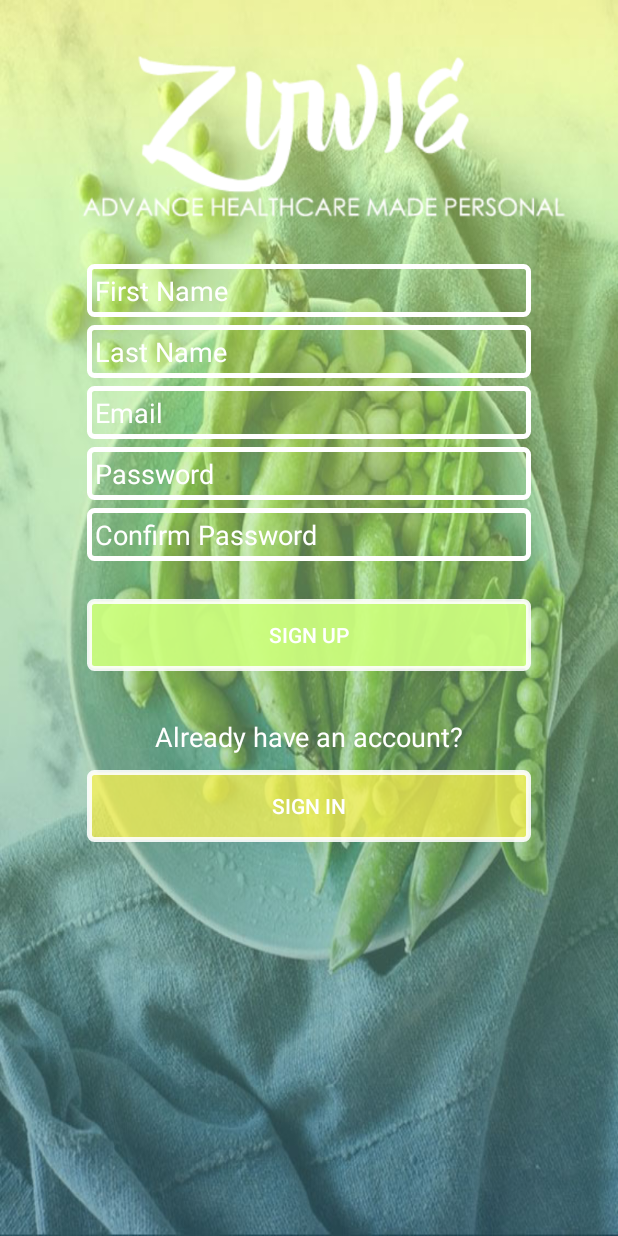
After one commit to jenadrianne/zywie, an Android app: the homeSignUp screen opened directly, with no data from a screen before it, on a phone screen of 412 x 824 dp. The commit adds this screen. Run offline under Robolectric (Android 15) with nearby library versions, the phone set to English and light mode, and no system bars.

Commit message:
front-end for home, signp and signin

```diff
--- a/app/src/main/AndroidManifest.xml
+++ b/app/src/main/AndroidManifest.xml
@@ -16,6 +16,9 @@
                 <category android:name="android.intent.category.LAUNCHER" />
             </intent-filter>
         </activity>
+        <activity android:name=".homeSignUp" />
+        <activity android:name=".homeSignIn" />
+        <activity android:name=".landingPage"></activity>
     </application>
 
 </manifest>
--- /dev/null
+++ b/app/src/main/java/com/zywie/android/zywie/homeSignUp.java
@@ -0,0 +1,13 @@
+package com.zywie.android.zywie;
+
+import android.support.v7.app.AppCompatActivity;
+import android.os.Bundle;
+
+public class homeSignUp extends AppCompatActivity {
+
+    @Override
+    protected void onCreate(Bundle savedInstanceState) {
+        super.onCreate(savedInstanceState);
+        setContentView(R.layout.activity_home_sign_up);
+    }
+}
--- /dev/null
+++ b/app/src/main/res/drawable/btn_green.xml
@@ -0,0 +1,10 @@
+<?xml version="1.0" encoding="utf-8"?>
+
+<shape xmlns:android="http://schemas.android.com/apk/res/android"
+    android:shape="rectangle">
+    <gradient android:startColor="#EBCDFF7F"
+        android:endColor="#EBCDFF7F"
+        android:angle="270" />
+    <corners android:radius="3dp" />
+    <stroke android:width="5px" android:color="#E3FFFFFF" />
+</shape>
--- /dev/null
+++ b/app/src/main/res/drawable/btn_primary.xml
@@ -0,0 +1,10 @@
+<?xml version="1.0" encoding="utf-8"?>
+
+<shape xmlns:android="http://schemas.android.com/apk/res/android"
+    android:shape="rectangle">
+    <gradient android:startColor="#B7FFF550"
+        android:endColor="#B7FFF550"
+        android:angle="270" />
+    <corners android:radius="3dp" />
+    <stroke android:width="5px" android:color="#E3FFFFFF" />
+</shape>
--- /dev/null
+++ b/app/src/main/res/drawable/btn_transparent.xml
@@ -0,0 +1,10 @@
+<?xml version="1.0" encoding="utf-8"?>
+
+<shape xmlns:android="http://schemas.android.com/apk/res/android"
+    android:shape="rectangle">
+    <gradient android:startColor="@android:color/transparent"
+        android:endColor="@android:color/transparent"
+        android:angle="270" />
+    <corners android:radius="3dp" />
+    <stroke android:width="5px" android:color="@android:color/white" />
+</shape>
--- /dev/null
+++ b/app/src/main/res/layout/activity_home_sign_up.xml
@@ -0,0 +1,159 @@
+<?xml version="1.0" encoding="utf-8"?>
+<RelativeLayout xmlns:android="http://schemas.android.com/apk/res/android"
+    xmlns:app="http://schemas.android.com/apk/res-auto"
+    xmlns:tools="http://schemas.android.com/tools"
+    android:layout_width="match_parent"
+    android:layout_height="match_parent"
+    android:background="@drawable/pic7">
+
+    <LinearLayout
+        android:orientation="vertical"
+        android:layout_width="wrap_content"
+        android:layout_height="wrap_content"
+        android:id="@+id/linearLayout"
+        android:weightSum="1"
+        android:layout_alignParentTop="true"
+        android:layout_alignParentLeft="true"
+        android:layout_alignParentStart="true">
+
+        <ImageView
+            android:id="@+id/imageView3"
+            android:layout_width="wrap_content"
+            android:layout_height="145dp"
+            android:src="@drawable/icon2"
+            android:layout_marginTop="15dp"
+            android:layout_alignParentTop="true"
+            android:layout_alignParentRight="true"
+            android:layout_alignParentEnd="true" />
+
+        <LinearLayout
+            android:orientation="vertical"
+            android:layout_width="match_parent"
+            android:layout_height="wrap_content"
+            android:layout_marginTop="15dp"
+            android:layout_weight="0.45">
+
+            <EditText
+                android:id="@+id/firstName"
+                android:layout_width="match_parent"
+                android:layout_height="wrap_content"
+                android:layout_marginLeft="58dp"
+                android:layout_marginRight="58dp"
+                android:ems="10"
+                android:inputType="textPersonName"
+                android:background="@drawable/btn_transparent"
+                android:hint="First Name"
+                android:padding="5dp"
+                android:textColor="@android:color/background_light"
+                android:textColorHint="@android:color/background_light"/>
+
+            <EditText
+                android:id="@+id/lastName"
+                android:layout_width="match_parent"
+                android:layout_height="wrap_content"
+                android:layout_marginLeft="58dp"
+                android:layout_marginRight="58dp"
+                android:layout_marginTop="5dp"
+                android:ems="10"
+                android:inputType="textPersonName"
+                android:background="@drawable/btn_transparent"
+                android:hint="Last Name"
+                android:padding="5dp"
+                android:textColor="@android:color/background_light"
+                android:textColorHint="@android:color/background_light"/>
+
+            <EditText
+                android:id="@+id/emailAddress"
+                android:layout_width="match_parent"
+                android:layout_height="wrap_content"
+                android:layout_marginLeft="58dp"
+                android:layout_marginRight="58dp"
+                android:layout_marginTop="5dp"
+                android:background="@drawable/btn_transparent"
+                android:ems="10"
+                android:hint="Email"
+                android:inputType="textEmailAddress"
+                android:padding="5dp"
+                android:textColor="@android:color/background_light"
+                android:textColorHint="@android:color/background_light" />
+
+            <EditText
+                android:id="@+id/password"
+                android:layout_width="match_parent"
+                android:layout_height="wrap_content"
+                android:layout_marginLeft="58dp"
+                android:layout_marginRight="58dp"
+                android:layout_marginTop="5dp"
+                android:background="@drawable/btn_transparent"
+                android:ems="10"
+                android:hint="Password"
+                android:inputType="textPassword"
+                android:padding="5dp"
+                android:textColorHint="@android:color/background_light" />
+
+            <EditText
+                android:id="@+id/confirmPassword"
+                android:layout_width="match_parent"
+                android:layout_height="wrap_content"
+                android:layout_marginLeft="58dp"
+                android:layout_marginRight="58dp"
+                android:layout_marginTop="5dp"
+                android:background="@drawable/btn_transparent"
+                android:ems="10"
+                android:hint="Confirm Password"
+                android:inputType="textPassword"
+                android:padding="5dp"
+                android:textColorHint="@android:color/background_light" />
+
+            <Button
+                android:id="@+id/button"
+                android:layout_width="match_parent"
+                android:layout_height="wrap_content"
+                android:background="@drawable/btn_green"
+                android:textColor="@android:color/white"
+                android:layout_marginLeft="58dp"
+                android:layout_marginRight="58dp"
+                android:layout_marginTop="25dp"
+                android:text="Sign Up" />
+        </LinearLayout>
+
+    </LinearLayout>
+
+    <LinearLayout
+        android:layout_width="match_parent"
+        android:layout_height="wrap_content"
+        android:orientation="vertical"
+        android:layout_below="@+id/linearLayout"
+        android:layout_alignParentStart="true">
+
+        <TextView
+            android:id="@+id/textView"
+            android:layout_width="match_parent"
+            android:layout_height="wrap_content"
+            android:layout_alignParentLeft="true"
+            android:layout_alignParentStart="true"
+            android:layout_below="@+id/linearLayout"
+            android:layout_marginLeft="58dp"
+            android:layout_marginRight="58dp"
+            android:layout_marginTop="31dp"
+            android:text="Already have an account?"
+            android:textAlignment="center"
+            android:textColor="@android:color/white"
+            android:textSize="18sp" />
+
+        <Button
+            android:id="@+id/button2"
+            android:layout_width="match_parent"
+            android:layout_height="wrap_content"
+            android:layout_alignParentLeft="true"
+            android:layout_alignParentStart="true"
+            android:layout_below="@+id/linearLayout"
+            android:layout_marginLeft="58dp"
+            android:layout_marginRight="58dp"
+            android:layout_marginTop="10dp"
+            android:background="@drawable/btn_primary"
+            android:text="Sign In"
+            android:textColor="@android:color/white" />
+    </LinearLayout>
+
+</RelativeLayout>
--- a/app/src/main/res/values/styles.xml
+++ b/app/src/main/res/values/styles.xml
@@ -1,11 +1,11 @@
 <resources>
 
     <!-- Base application theme. -->
-    <style name="AppTheme" parent="Theme.AppCompat.Light.DarkActionBar">
+    <style name="AppTheme" parent="Theme.AppCompat.Light.NoActionBar">
         <!-- Customize your theme here. -->
-        <item name="colorPrimary">@color/colorPrimary</item>
-        <item name="colorPrimaryDark">@color/colorPrimaryDark</item>
-        <item name="colorAccent">@color/colorAccent</item>
+        <item name="colorPrimary">#cdff7f</item>
+        <item name="colorPrimaryDark">#457e8f</item>
+        <item name="colorAccent">#fff550</item>
     </style>
 
 </resources>
```
Also changed, not shown: app/src/main/java/com/zywie/android/zywie/homeSignIn.java (added, +13 -0 lines), app/src/main/java/com/zywie/android/zywie/landingPage.java (added, +13 -0 lines), app/src/main/res/layout/activity_home_sign_in.xml (added, +129 -0 lines), app/src/main/res/layout/activity_landing_page.xml (added, +133 -0 lines), app/src/main/res/layout/activity_main.xml (+48 -15 lines), app/src/main/res/drawable/icon.png (added), app/src/main/res/drawable/icon2.png (added), app/src/main/res/drawable/pic1.jpg (added), app/src/main/res/drawable/pic5.jpg (added), app/src/main/res/drawable/pic7.jpg (added).
